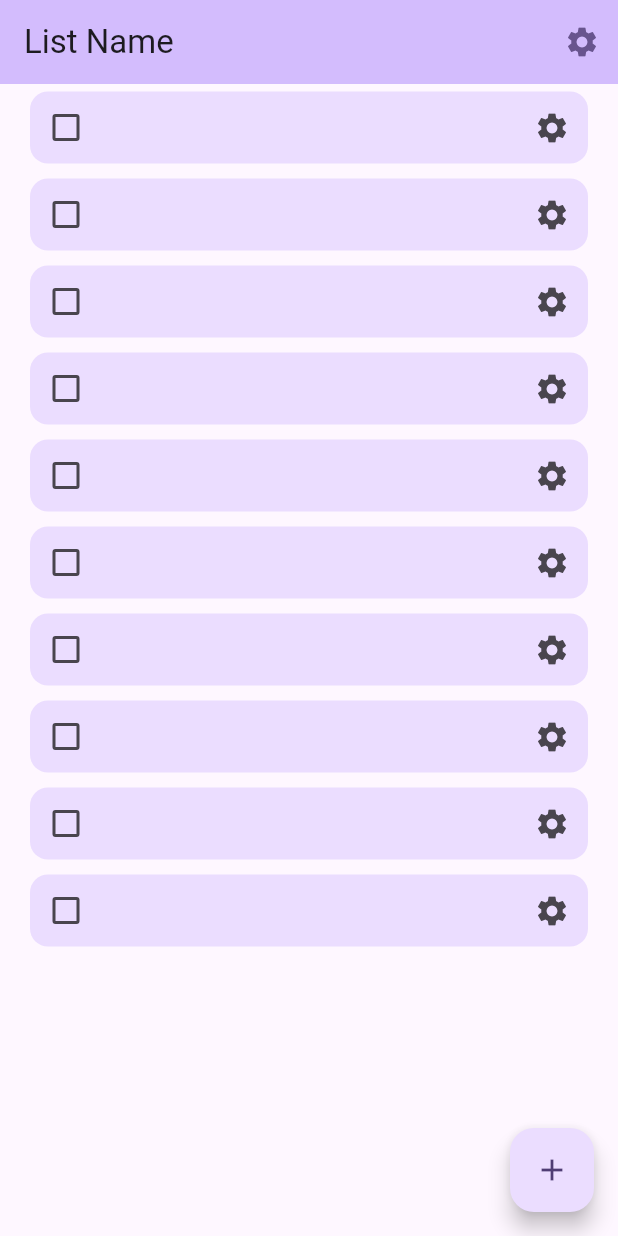
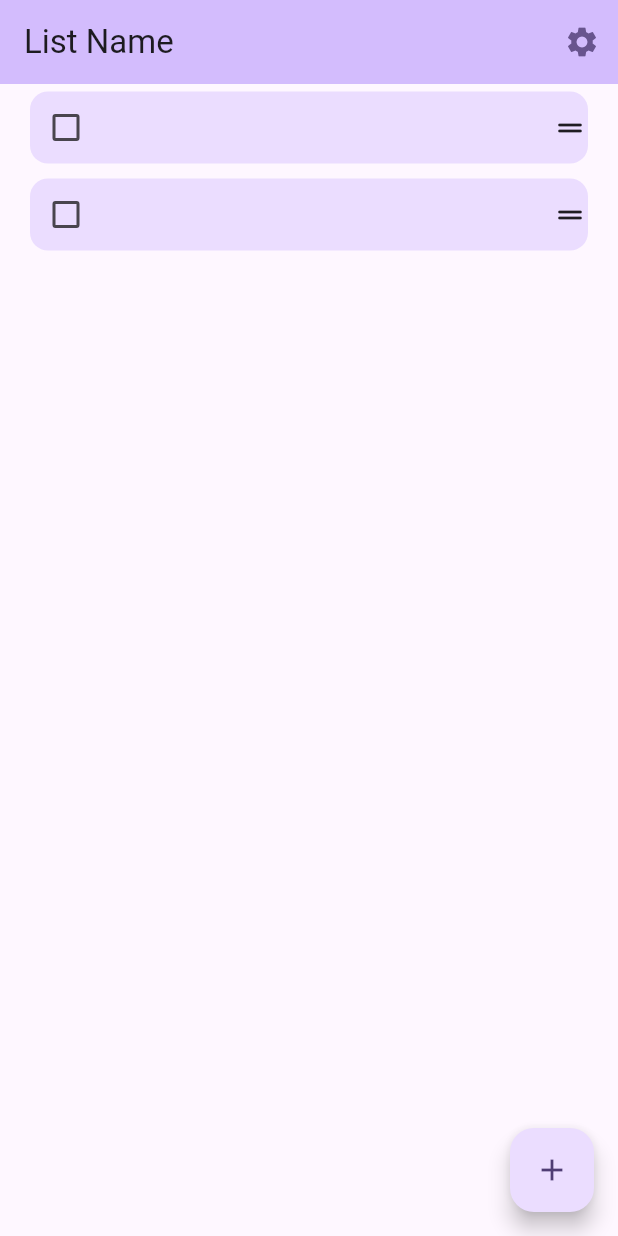
Before and after one commit to Nigel-Karunaratne/simple_todo, a Flutter app: the screen it shows after launch, on a phone screen of 412 x 824 dp. Run offline on Flutter 3.47's test engine with Material 3 defaults, Android fonts, the phone set to English and light mode, and no system bars.

```diff
--- a/lib/main.dart
+++ b/lib/main.dart
@@ -1,4 +1,5 @@
 import 'package:flutter/material.dart';
+import 'package:simple_todo/models/listmodel.dart';
 import 'package:simple_todo/views/listitemcard.dart';
 
 void main() {
@@ -60,11 +61,26 @@ class TodoItemList extends StatefulWidget {
 }
 
 class _TodoItemListState extends State<TodoItemList> {
+
+  List<TodoEntry> items = [TodoEntry(false, "Entry 1"), TodoEntry(false, "Entry 2")];
+
   @override
   Widget build(BuildContext context) {
-    return ListView.builder(
-      itemCount: 10,
-      itemBuilder: (context, index) => ListItemCard()
+    return ReorderableListView(
+      buildDefaultDragHandles: false,
+      // itemCount: 10,
+      // itemBuilder: (context, index) => ReorderableDragStartListener(index: index, key: Key("$index"), child: ListItemCard()),
+      children: [
+        for (int index = 0; index < items.length; index++)
+        ReorderableDragStartListener(key: Key("$index"), index: index, child: ListItemCard())
+      ],
+      onReorder:(oldIndex, newIndex) {
+        if (oldIndex < newIndex) {
+          newIndex--;
+
+
+        }
+      },
     );
   }
 }
--- a/lib/views/listitemcard.dart
+++ b/lib/views/listitemcard.dart
@@ -30,7 +30,7 @@ class _ListItemCardState extends State<ListItemCard> {
           ),
           const Expanded(
             child: Padding(
-              padding: EdgeInsets.fromLTRB(1, 0, 2, 0),
+              padding: EdgeInsets.fromLTRB(10, 0, 10, 0), //TODO - change
               child: TextField(
                 expands: true,
                 maxLines: null,
@@ -39,7 +39,7 @@ class _ListItemCardState extends State<ListItemCard> {
               ),
             ),
           ),
-          IconButton(onPressed: (){}, icon: Icon(Icons.settings))
+          const Icon(Icons.drag_handle_rounded),
         ],
       ),
     );
```
